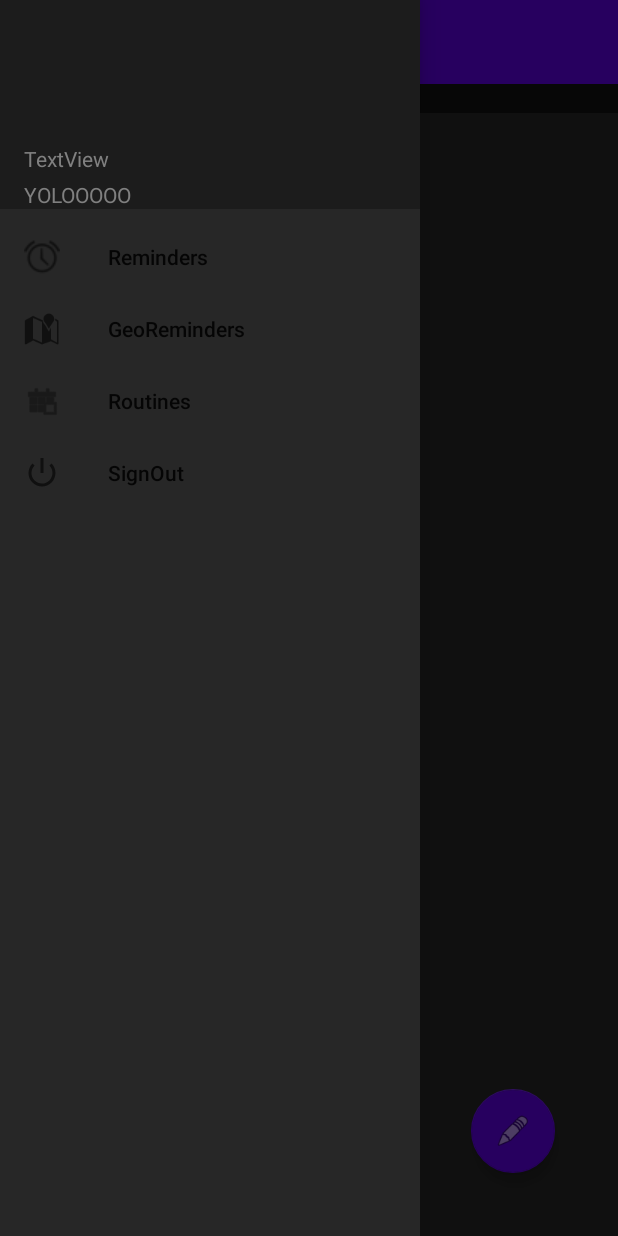
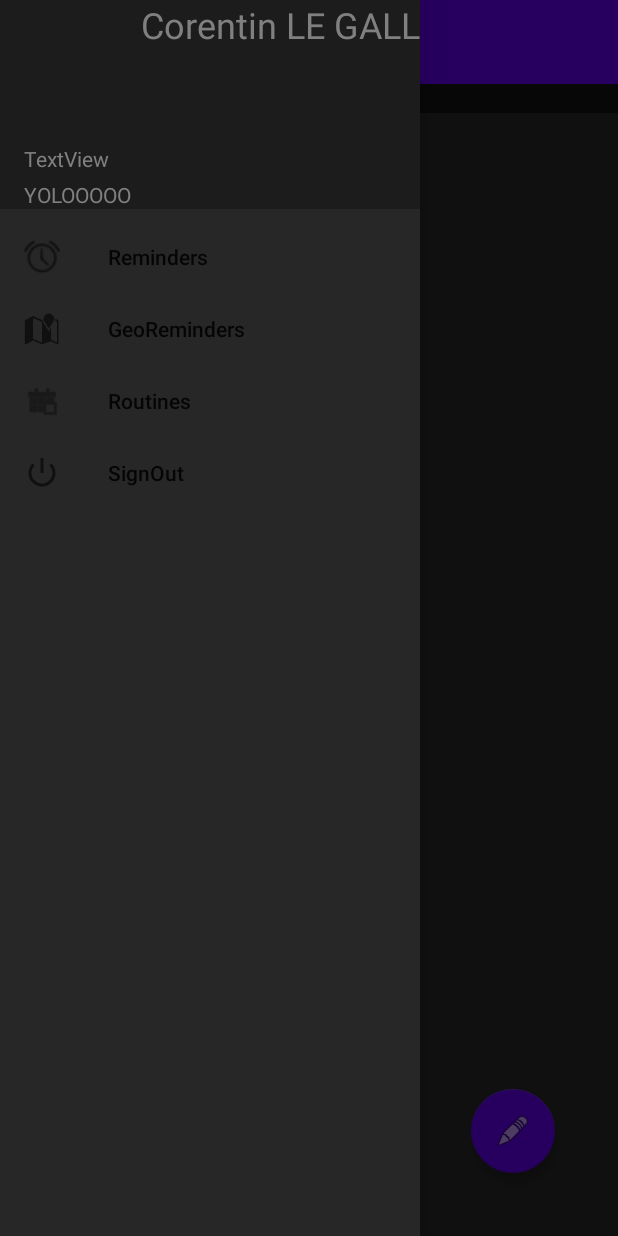
Before and after one commit to CorentinLGS/GeoReminder, an Android app: the screen it shows after launch once a user with an empty profile is signed in (MainActivity), with the side drawer open, on a phone screen of 412 x 824 dp. Run offline under Robolectric (Android 15) with nearby library versions, the phone set to English and light mode, and no system bars; our stand-ins replace Firebase (no records; nobody signed in at launch, a user with empty details on screens opened directly); 3 statements that could not run were skipped.

Commit message:
Fix bugs
Signed-off-by: Corentin LE GALL <corentinlgs@gmail.com>

```diff
--- a/app/src/main/java/georeminder/MainActivity.java
+++ b/app/src/main/java/georeminder/MainActivity.java
@@ -26,7 +26,6 @@ import com.google.android.gms.auth.api.signin.GoogleSignIn;
 import com.google.android.gms.auth.api.signin.GoogleSignInAccount;
 import com.google.android.gms.auth.api.signin.GoogleSignInClient;
 import com.google.android.gms.auth.api.signin.GoogleSignInOptions;
-import com.google.android.material.floatingactionbutton.FloatingActionButton;
 import com.google.android.material.navigation.NavigationView;
 import com.google.firebase.auth.FirebaseAuth;
 import com.google.firebase.auth.FirebaseUser;
--- a/app/src/main/java/models/DataManager.java
+++ b/app/src/main/java/models/DataManager.java
@@ -11,6 +11,7 @@ import androidx.annotation.NonNull;
 import com.google.android.gms.tasks.OnCompleteListener;
 import com.google.android.gms.tasks.Task;
 import com.google.firebase.firestore.FirebaseFirestore;
+import com.google.firebase.firestore.FirebaseFirestoreSettings;
 import com.google.firebase.firestore.QueryDocumentSnapshot;
 import com.google.firebase.firestore.QuerySnapshot;
 
@@ -35,12 +36,20 @@ public class DataManager {
 
     public DataManager(){
         db  = FirebaseFirestore.getInstance();
+        FirebaseFirestoreSettings settings = new FirebaseFirestoreSettings.Builder()
+                .setPersistenceEnabled(true)
+                .build();
+        db.setFirestoreSettings(settings);
     }
 
     public DataManager(User user, Context context){
         user_ = user;
         this.context = context;
         db  = FirebaseFirestore.getInstance();
+        FirebaseFirestoreSettings settings = new FirebaseFirestoreSettings.Builder()
+                .setPersistenceEnabled(true)
+                .build();
+        db.setFirestoreSettings(settings);
         initRemindersService();
     }
 
--- a/app/src/main/res/layout/navigation_header.xml
+++ b/app/src/main/res/layout/navigation_header.xml
@@ -51,6 +51,16 @@
             app:layout_constraintStart_toStartOf="parent"
             app:layout_constraintTop_toBottomOf="@+id/header_image" />
 
+        <TextView
+            android:id="@+id/textView"
+            android:layout_width="wrap_content"
+            android:layout_height="wrap_content"
+            android:text="@string/corentin_le_gall"
+            android:textColor="@android:color/tertiary_text_light"
+            android:textSize="24sp"
+            app:layout_constraintEnd_toEndOf="parent"
+            app:layout_constraintTop_toTopOf="parent" />
+
     </androidx.constraintlayout.widget.ConstraintLayout>
 
 </androidx.constraintlayout.widget.ConstraintLayout>
--- a/app/src/main/res/values/strings.xml
+++ b/app/src/main/res/values/strings.xml
@@ -33,4 +33,5 @@
     <string name="modify">Modify</string>
     <string name="delete">Delete</string>
     <string name="mark_as_done">Mark as done</string>
+    <string name="corentin_le_gall">Corentin LE GALL</string>
 </resources>
```
Also changed, not shown: app/src/main/java/broadcast/Alarm.java (+4 -3 lines), app/src/main/res/layout/fragment_display.xml (+4 -12 lines).
